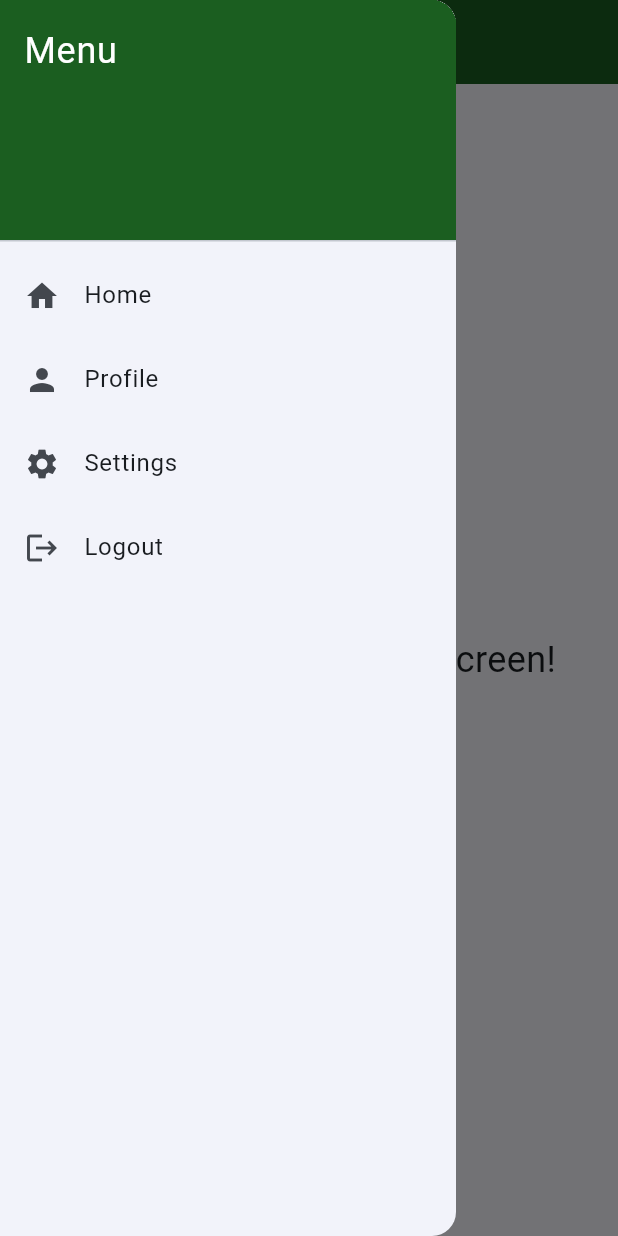
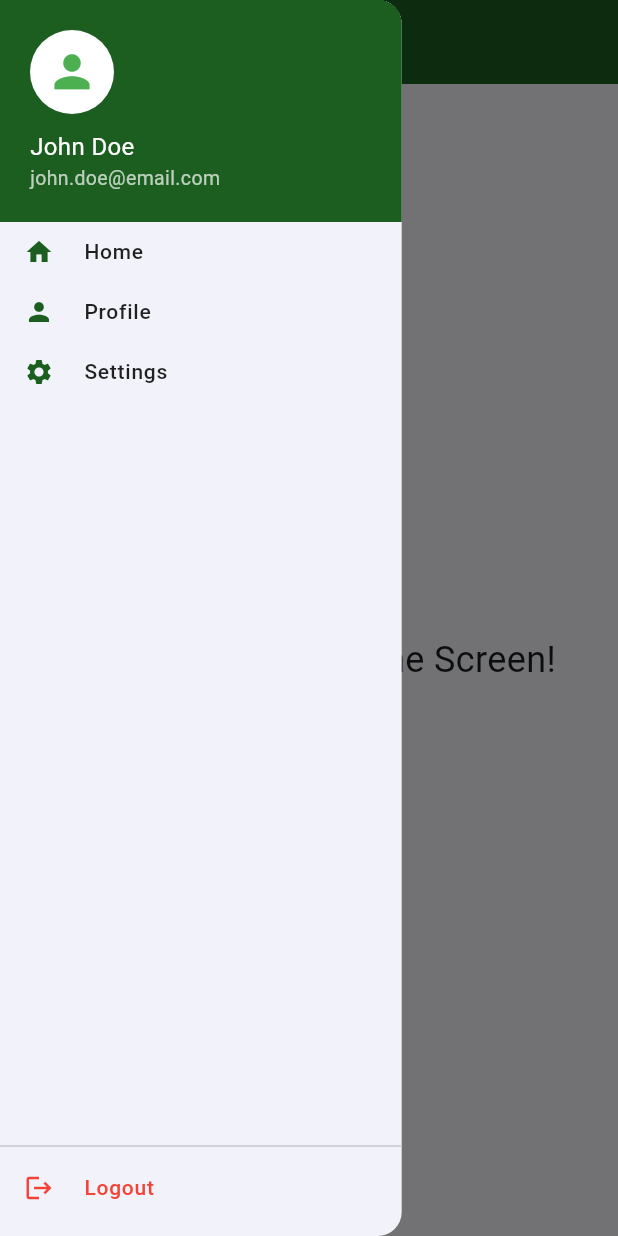
Before and after one commit to mwangaza12/auth_flutter, a Flutter app: the Home screen opened by its route, with the side drawer open, on a phone screen of 412 x 824 dp. Run offline on Flutter 3.47's test engine with Material 3 defaults, Android fonts, the phone set to English and light mode, and no system bars; our stand-ins replace sqflite; accounts and stored records are empty.

Commit message:
refactored drawer/sidebar

```diff
--- a/lib/home.dart
+++ b/lib/home.dart
@@ -7,63 +7,97 @@ class Home extends StatelessWidget {
   Widget build(BuildContext context) {
     return Scaffold(
       appBar: AppBar(
-        title: Text('Home'),
+        title: const Text('Home'),
         backgroundColor: Colors.green.shade900,
         foregroundColor: Colors.white,
       ),
-      body: Center(
+      body: const Center(
         child: Text(
           'Welcome to the Home Screen!',
           style: TextStyle(fontSize: 24),
         ),
       ),
-      drawer: Drawer(
-        child: ListView(
-          padding: EdgeInsets.zero,
-          children: <Widget>[
-            DrawerHeader(
-              decoration: BoxDecoration(
+      drawer: SizedBox(
+        width: MediaQuery.of(context).size.width * 0.65, // narrower drawer
+        child: Drawer(
+          elevation: 2, // small shadow
+          child: Column(
+            children: [
+              Container(
                 color: Colors.green.shade900,
-              ),
-              child: Text(
-                'Menu',
-                style: TextStyle(
-                  color: Colors.white,
-                  fontSize: 24,
+                width: double.infinity,
+                padding: const EdgeInsets.all(20),
+                child: Column(
+                  crossAxisAlignment: CrossAxisAlignment.start,
+                  children: const [
+                    CircleAvatar(
+                      radius: 28,
+                      backgroundColor: Colors.white,
+                      child: Icon(Icons.person, size: 35, color: Colors.green),
+                    ),
+                    SizedBox(height: 10),
+                    Text(
+                      "John Doe",
+                      style: TextStyle(color: Colors.white, fontSize: 16),
+                    ),
+                    Text(
+                      "john.doe@email.com",
+                      style: TextStyle(color: Colors.white70, fontSize: 13),
+                    ),
+                  ],
                 ),
               ),
-            ),
-            ListTile(
-              leading: Icon(Icons.home),
-              title: Text('Home'),
-              onTap: () {
-                Navigator.pushReplacementNamed(context, '/home');
-              },
-            ),
-            ListTile(
-              leading: Icon(Icons.person),
-              title: Text('Profile'),
-              onTap: () {
-                // Navigate to profile screen
-              },
-            ),
-            ListTile(
-              leading: Icon(Icons.settings),
-              title: Text('Settings'),
-              onTap: () {
-                // Navigate to settings screen
-              },
-            ),
-            ListTile(
-              leading: Icon(Icons.logout),
-              title: Text('Logout'),
-              onTap: () {
-                Navigator.pushReplacementNamed(context, '/login');
-              },
-            ),
-          ],
+              _buildDrawerItem(
+                icon: Icons.home,
+                text: "Home",
+                onTap: () => Navigator.pushReplacementNamed(context, '/home'),
+              ),
+              _buildDrawerItem(
+                icon: Icons.person,
+                text: "Profile",
+                onTap: () {},
+              ),
+              _buildDrawerItem(
+                icon: Icons.settings,
+                text: "Settings",
+                onTap: () {},
+              ),
+              const Spacer(),
+              const Divider(),
+              _buildDrawerItem(
+                icon: Icons.logout,
+                text: "Logout",
+                color: Colors.red,
+                onTap: () => Navigator.pushReplacementNamed(context, '/login'),
+              ),
+              const SizedBox(height: 12),
+            ],
+          ),
         ),
-      )
+      ),
+    );
+  }
+
+  // helper widget for drawer items
+  static Widget _buildDrawerItem({
+    required IconData icon,
+    required String text,
+    required VoidCallback onTap,
+    Color? color,
+  }) {
+    return ListTile(
+      leading: Icon(icon, size: 20, color: color ?? Colors.green.shade900),
+      title: Text(
+        text,
+        style: TextStyle(
+          fontSize: 14, // smaller font size
+          fontWeight: FontWeight.w500,
+          color: color ?? Colors.black87,
+        ),
+      ),
+      onTap: onTap,
+      dense: true, // makes tile more compact
+      visualDensity: const VisualDensity(vertical: -2), // reduce height
     );
   }
 }
```
